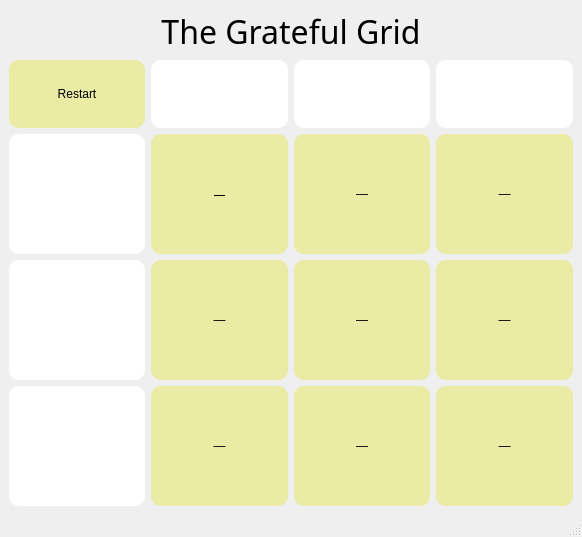
First picture: the form in ui/main_window.ui, repository LucasLHenry/grateful_deadle, before the edit.
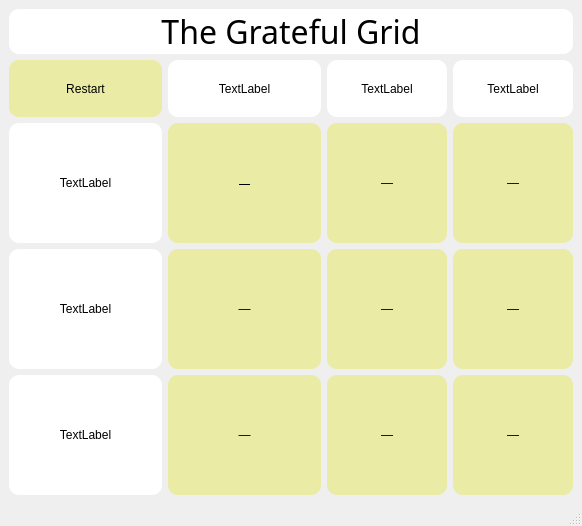
Second picture: the form after the edit.

Commit message: changed display textEdits to Labels

```diff
--- a/ui/main_window.ui
+++ b/ui/main_window.ui
@@ -10,6 +10,12 @@
     <height>526</height>
    </rect>
   </property>
+  <property name="sizePolicy">
+   <sizepolicy hsizetype="Fixed" vsizetype="Fixed">
+    <horstretch>0</horstretch>
+    <verstretch>0</verstretch>
+   </sizepolicy>
+  </property>
   <property name="windowTitle">
    <string>The Grateful Grid</string>
   </property>
@@ -24,6 +30,12 @@
 	font: 10pt &quot;Segoe UI Variable Display&quot;;
 	
 	background-color: rgb(255, 255, 255);
+}
+
+QLabel {
+	background-color: rgb(255, 255, 255);
+	border-radius: 10px;
+	font: &quot;Segoe UI Variable Display&quot;;
 }</string>
   </property>
   <widget class="QWidget" name="centralwidget">
@@ -245,38 +257,92 @@
         </property>
        </widget>
       </item>
+      <item row="0" column="0">
+       <widget class="QPushButton" name="restart_pb">
+        <property name="sizePolicy">
+         <sizepolicy hsizetype="Expanding" vsizetype="Expanding">
+          <horstretch>0</horstretch>
+          <verstretch>0</verstretch>
+         </sizepolicy>
+        </property>
+        <property name="text">
+         <string>Restart</string>
+        </property>
+       </widget>
+      </item>
       <item row="0" column="1">
-       <widget class="QTextEdit" name="col_1_te"/>
+       <widget class="QLabel" name="col_1_l">
+        <property name="sizePolicy">
+         <sizepolicy hsizetype="Expanding" vsizetype="Expanding">
+          <horstretch>0</horstretch>
+          <verstretch>0</verstretch>
+         </sizepolicy>
+        </property>
+        <property name="autoFillBackground">
+         <bool>false</bool>
+        </property>
+        <property name="styleSheet">
+         <string notr="true">QLabel {
+background-color: rgb(255, 255, 255);
+border-radius: 10px;
+text-align: center;
+}</string>
+        </property>
+        <property name="text">
+         <string>TextLabel</string>
+        </property>
+        <property name="alignment">
+         <set>Qt::AlignCenter</set>
+        </property>
+       </widget>
       </item>
       <item row="0" column="2">
-       <widget class="QTextEdit" name="col_2_te"/>
+       <widget class="QLabel" name="col_2_l">
+        <property name="text">
+         <string>TextLabel</string>
+        </property>
+        <property name="alignment">
+         <set>Qt::AlignCenter</set>
+        </property>
+       </widget>
       </item>
       <item row="0" column="3">
-       <widget class="QTextEdit" name="col_3_te"/>
+       <widget class="QLabel" name="col_3_l">
+        <property name="text">
+         <string>TextLabel</string>
+        </property>
+        <property name="alignment">
+         <set>Qt::AlignCenter</set>
+        </property>
+       </widget>
       </item>
       <item row="1" column="0">
-       <widget class="QTextEdit" name="row_1_te"/>
+       <widget class="QLabel" name="row_1_l">
+        <property name="text">
+         <string>TextLabel</string>
+        </property>
+        <property name="alignment">
+         <set>Qt::AlignCenter</set>
+        </property>
+       </widget>
       </item>
       <item row="2" column="0">
-       <widget class="QTextEdit" name="row_2_te">
-        <property name="readOnly">
-         <bool>false</bool>
+       <widget class="QLabel" name="row_2_l">
+        <property name="text">
+         <string>TextLabel</string>
+        </property>
+        <property name="alignment">
+         <set>Qt::AlignCenter</set>
         </property>
        </widget>
       </item>
       <item row="3" column="0">
-       <widget class="QTextEdit" name="row_3_te"/>
-      </item>
-      <item row="0" column="0">
-       <widget class="QPushButton" name="restart_pb">
-        <property name="sizePolicy">
-         <sizepolicy hsizetype="Expanding" vsizetype="Expanding">
-          <horstretch>0</horstretch>
-          <verstretch>0</verstretch>
-         </sizepolicy>
-        </property>
+       <widget class="QLabel" name="row_3_l">
         <property name="text">
-         <string>Restart</string>
+         <string>TextLabel</string>
+        </property>
+        <property name="alignment">
+         <set>Qt::AlignCenter</set>
         </property>
        </widget>
       </item>
```
The commit also changes 3 other files.
